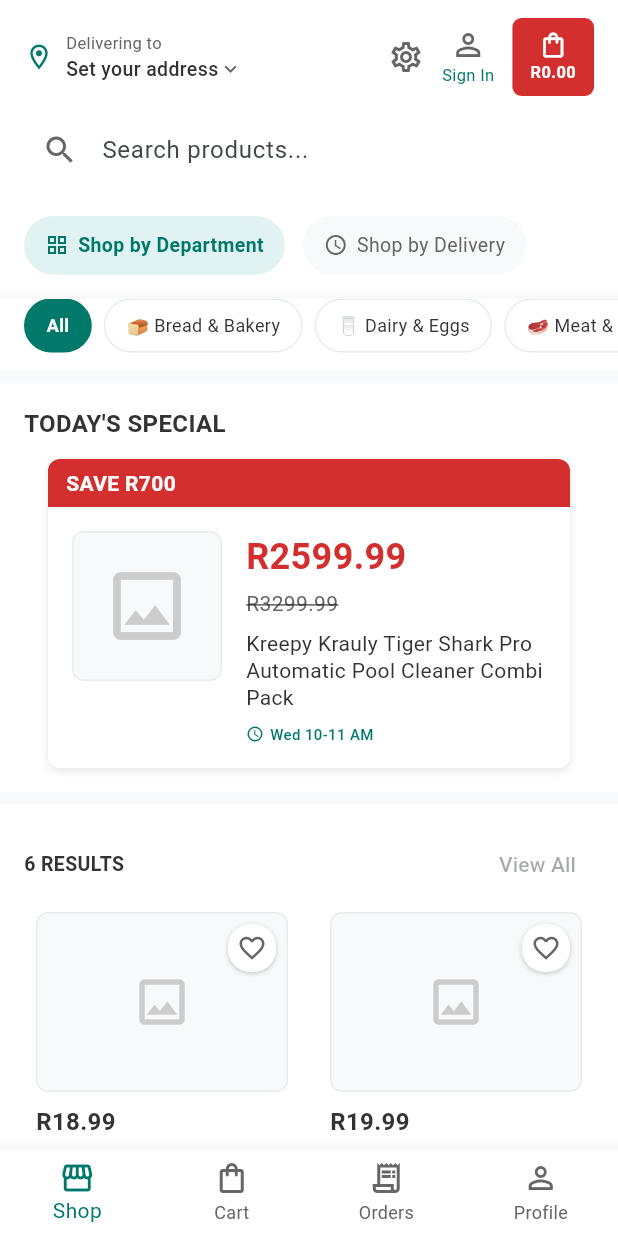
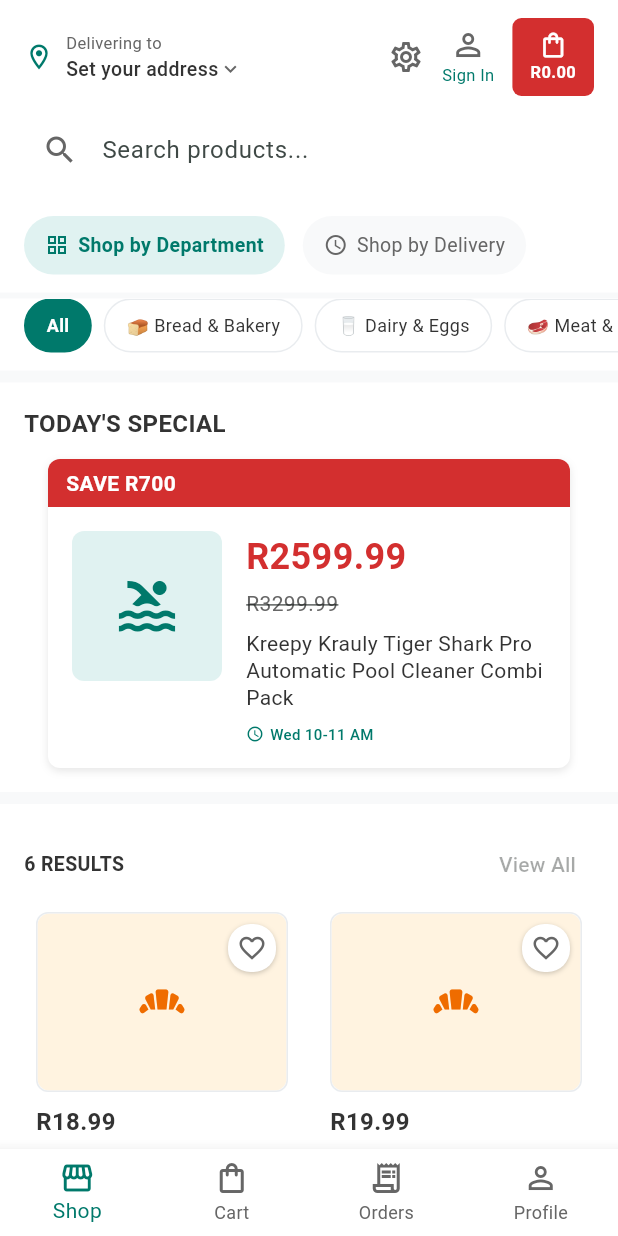
Before and after one commit to JellyBean47/Knapsak, a Flutter app: the screen it shows after launch, on a phone screen of 412 x 824 dp. Run offline on Flutter 3.47's test engine with Material 3 defaults, Android fonts, the phone set to English and light mode, and no system bars; our stand-ins replace cached_network_image, cloud_firestore, cloud_functions, firebase_auth, firebase_core, geocoding and 2 more; missing offline and left inert: flutter_stripe; accounts and stored records are empty.

Commit message:
Show category artwork when product photos are missing.
Firestore catalog items have no imageUrl, so the shop was a wall of broken-image icons. Cards now use a coloured category illustration (bread, produce, dairy, and so on) when there is no photo.

Co-authored-by: JellyBean47 <JellyBean47@users.noreply.github.com>

```diff
--- a/knapsak_flutter/lib/models/product.dart
+++ b/knapsak_flutter/lib/models/product.dart
@@ -26,13 +26,21 @@ class Product {
       id: map['id'] as String,
       name: map['name'] as String,
       price: (map['price'] as num).toDouble(),
-      imageUrl: map['imageUrl'] as String?,
+      imageUrl: _readUrl(map),
       category: map['category'] as String? ?? 'general',
       delivery: map['delivery'] as String? ?? '',
       isSpecial: map['isSpecial'] as bool? ?? false,
       originalPrice: (map['originalPrice'] as num?)?.toDouble(),
       savings: (map['savings'] as num?)?.toDouble(),
     );
+  }
+
+  static String? _readUrl(Map<String, dynamic> map) {
+    for (final key in ['imageUrl', 'imageURL', 'image', 'photoUrl', 'photo']) {
+      final value = map[key];
+      if (value is String && value.trim().isNotEmpty) return value.trim();
+    }
+    return null;
   }
 
   Map<String, dynamic> toMap() {
--- a/knapsak_flutter/lib/screens/shop/product_detail_screen.dart
+++ b/knapsak_flutter/lib/screens/shop/product_detail_screen.dart
@@ -117,12 +117,8 @@ class _ProductDetailScreenState extends State<ProductDetailScreen> {
               color: AppColors.background,
               child: ProductImage(
                 imageUrl: product.imageUrl,
+                category: product.category,
                 fit: BoxFit.contain,
-                placeholder: const Icon(
-                  Icons.image_outlined,
-                  size: 80,
-                  color: AppColors.border,
-                ),
               ),
             ),
             // Special badge
--- a/knapsak_flutter/lib/widgets/cart/cart_item_tile.dart
+++ b/knapsak_flutter/lib/widgets/cart/cart_item_tile.dart
@@ -40,7 +40,10 @@ class CartItemTile extends StatelessWidget {
       child: Row(
         crossAxisAlignment: CrossAxisAlignment.start,
         children: [
-          _ProductImage(imageUrl: product.imageUrl),
+          _ProductImage(
+            imageUrl: product.imageUrl,
+            category: product.category,
+          ),
           const SizedBox(width: 12),
           Expanded(
             child: Column(
@@ -108,34 +111,18 @@ class CartItemTile extends StatelessWidget {
 
 class _ProductImage extends StatelessWidget {
   final String? imageUrl;
+  final String? category;
 
-  const _ProductImage({this.imageUrl});
+  const _ProductImage({this.imageUrl, this.category});
 
   @override
   Widget build(BuildContext context) {
     return ProductImage(
       imageUrl: imageUrl,
+      category: category,
       width: 60,
       height: 60,
       borderRadius: BorderRadius.circular(8),
-      placeholder: const _ImagePlaceholder(),
-    );
-  }
-}
-
-class _ImagePlaceholder extends StatelessWidget {
-  const _ImagePlaceholder();
-
-  @override
-  Widget build(BuildContext context) {
-    return Container(
-      width: 60,
-      height: 60,
-      color: AppColors.background,
-      child: const Icon(
-        Icons.image_outlined,
-        color: Color(0xFFCCCCCC),
-      ),
     );
   }
 }
--- a/knapsak_flutter/lib/widgets/common/product_image.dart
+++ b/knapsak_flutter/lib/widgets/common/product_image.dart
@@ -6,6 +6,7 @@ import '../../utils/constants.dart';
 
 class ProductImage extends StatelessWidget {
   final String? imageUrl;
+  final String? category;
   final double? width;
   final double? height;
   final BoxFit fit;
@@ -15,6 +16,7 @@ class ProductImage extends StatelessWidget {
   const ProductImage({
     super.key,
     required this.imageUrl,
+    this.category,
     this.width,
     this.height,
     this.fit = BoxFit.cover,
@@ -26,50 +28,55 @@ class ProductImage extends StatelessWidget {
     final w = width;
     final h = height;
     if (w != null && h != null && w.isFinite && h.isFinite) {
-      return (w < h ? w : h) * 0.5;
+      return ((w < h ? w : h) * 0.45).clamp(22, 72);
     }
     return 40;
   }
 
+  Widget get _fallback {
+    if (placeholder != null) return placeholder!;
+    final spec = _CategoryArt.spec(category);
+    return ColoredBox(
+      color: spec.background,
+      child: Center(
+        child: Icon(spec.icon, size: _iconSize, color: spec.foreground),
+      ),
+    );
+  }
+
   @override
   Widget build(BuildContext context) {
-    final fallback = placeholder ??
-        Icon(
-          Icons.image_outlined,
-          size: _iconSize,
-          color: AppColors.border,
-        );
-
     final url = imageUrl?.trim();
+    Widget child;
     if (url == null || url.isEmpty) {
-      Widget child = Center(child: fallback);
-      if (borderRadius != null) {
-        child = ClipRRect(borderRadius: borderRadius!, child: child);
-      }
-      return child;
-    }
-
-    Widget child = kIsWeb
-        ? Image.network(
+      child = _fallback;
+    } else if (kIsWeb) {
+      child = Image.network(
         url,
         width: width,
         height: height,
         fit: fit,
         webHtmlElementStrategy: WebHtmlElementStrategy.prefer,
-            errorBuilder: (_, _, _) => Center(child: fallback),
+        errorBuilder: (_, _, _) => _fallback,
         loadingBuilder: (context, child, progress) {
           if (progress == null) return child;
-              return Center(child: fallback);
+          return _fallback;
         },
-          )
-        : CachedNetworkImage(
+      );
+    } else {
+      child = CachedNetworkImage(
         imageUrl: url,
         width: width,
         height: height,
         fit: fit,
-            placeholder: (_, _) => Center(child: fallback),
-            errorWidget: (_, _, _) => Center(child: fallback),
+        placeholder: (_, _) => _fallback,
+        errorWidget: (_, _, _) => _fallback,
       );
+    }
+
+    if (width != null || height != null) {
+      child = SizedBox(width: width, height: height, child: child);
+    }
 
     if (borderRadius != null) {
       child = ClipRRect(borderRadius: borderRadius!, child: child);
@@ -78,3 +85,70 @@ class ProductImage extends StatelessWidget {
     return child;
   }
 }
+
+class _CategoryArt {
+  const _CategoryArt(this.icon, this.background, this.foreground);
+
+  final IconData icon;
+  final Color background;
+  final Color foreground;
+
+  static _CategoryArt spec(String? category) {
+    switch (category) {
+      case 'bread':
+        return const _CategoryArt(
+          Icons.bakery_dining,
+          Color(0xFFFFF3E0),
+          Color(0xFFEF6C00),
+        );
+      case 'dairy':
+        return const _CategoryArt(
+          Icons.egg_alt,
+          Color(0xFFE3F2FD),
+          Color(0xFF1565C0),
+        );
+      case 'meat':
+        return const _CategoryArt(
+          Icons.set_meal,
+          Color(0xFFFFEBEE),
+          Color(0xFFC62828),
+        );
+      case 'produce':
+        return const _CategoryArt(
+          Icons.eco,
+          Color(0xFFE8F5E9),
+          Color(0xFF2E7D32),
+        );
+      case 'snacks':
+        return const _CategoryArt(
+          Icons.cookie,
+          Color(0xFFFCE4EC),
+          Color(0xFFAD1457),
+        );
+      case 'drinks':
+        return const _CategoryArt(
+          Icons.local_cafe,
+          Color(0xFFE0F7FA),
+          Color(0xFF00838F),
+        );
+      case 'cleaning':
+        return const _CategoryArt(
+          Icons.cleaning_services,
+          Color(0xFFE8EAF6),
+          Color(0xFF3949AB),
+        );
+      case 'pool':
+        return const _CategoryArt(
+          Icons.pool,
+          Color(0xFFE0F2F1),
+          AppColors.primary,
+        );
+      default:
+        return const _CategoryArt(
+          Icons.shopping_bag_outlined,
+          AppColors.primaryLight,
+          AppColors.primary,
+        );
+    }
+  }
+}
--- a/knapsak_flutter/lib/widgets/product/product_card.dart
+++ b/knapsak_flutter/lib/widgets/product/product_card.dart
@@ -35,14 +35,10 @@ class ProductCard extends StatelessWidget {
                   ),
                   child: ProductImage(
                     imageUrl: product.imageUrl,
+                    category: product.category,
                     width: double.infinity,
                     height: 120,
                     borderRadius: BorderRadius.circular(8),
-                    placeholder: const Icon(
-                      Icons.image_outlined,
-                      size: 40,
-                      color: Color(0xFFCCCCCC),
-                    ),
                   ),
                 ),
                 Positioned(
--- a/knapsak_flutter/lib/widgets/product/special_product_card.dart
+++ b/knapsak_flutter/lib/widgets/product/special_product_card.dart
@@ -2,6 +2,7 @@ import 'package:flutter/material.dart';
 
 import '../../models/product.dart';
 import '../../utils/constants.dart';
+import '../common/product_image.dart';
 
 /// Special offer card — ported from HomeScreen.js inline SpecialProductCard.
 class SpecialProductCard extends StatelessWidget {
@@ -45,19 +46,12 @@ class SpecialProductCard extends StatelessWidget {
             child: Row(
               crossAxisAlignment: CrossAxisAlignment.start,
               children: [
-                Container(
+                ProductImage(
+                  imageUrl: product.imageUrl,
+                  category: product.category,
                   width: 100,
                   height: 100,
-                  decoration: BoxDecoration(
-                    color: AppColors.background,
-                    borderRadius: BorderRadius.circular(8),
-                    border: Border.all(color: AppColors.border),
-                  ),
-                  child: const Icon(
-                    Icons.image_outlined,
-                    size: 60,
-                    color: Color(0xFFCCCCCC),
-                  ),
+                  borderRadius: BorderRadius.circular(8),
                 ),
                 const SizedBox(width: 16),
                 Expanded(
```
Lines whose indentation alone changed are shown as unchanged.
